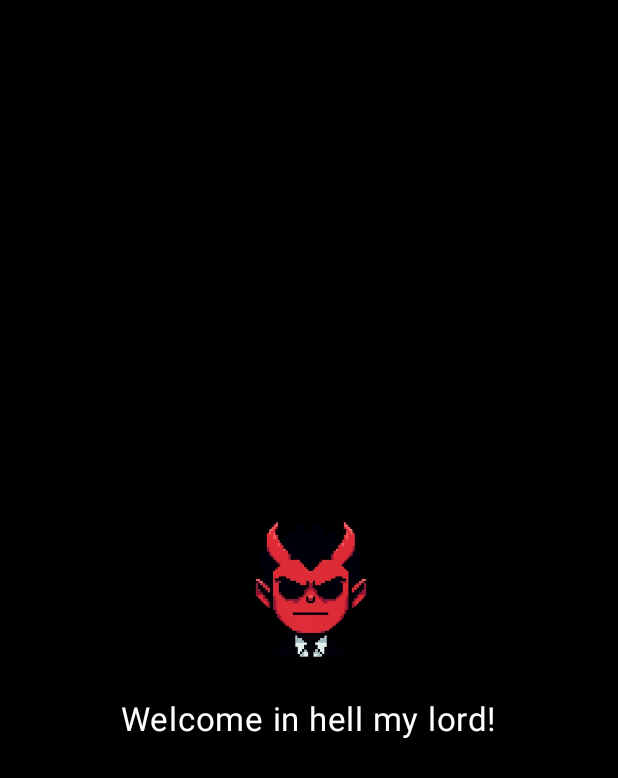
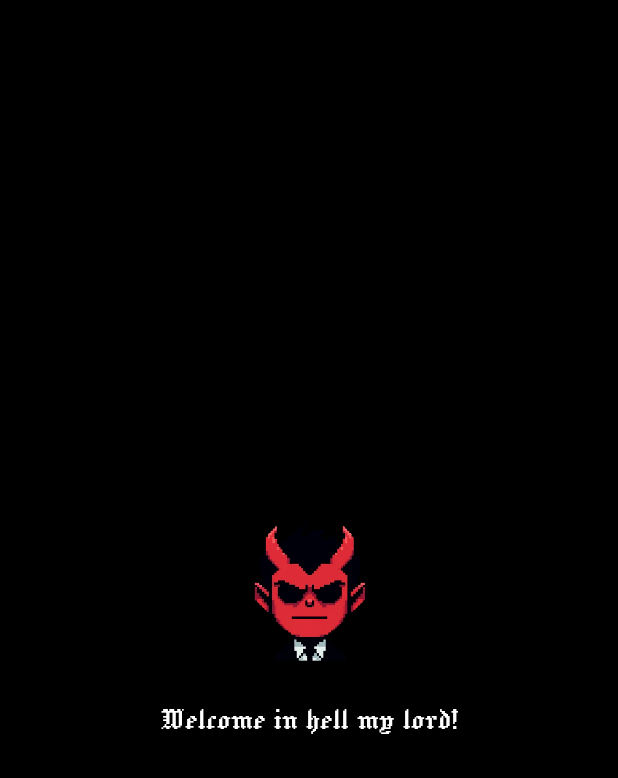
Before and after one commit to JumpingKeyCaps/ChatterRPGbox, an Android app built with Jetpack Compose: the screen it shows after launch (MainActivity), on a phone screen of 412 x 824 dp. Shown: the top 778 px of the screen. Run offline under Robolectric (Android 15) with nearby library versions, the phone set to English and light mode, and no system bars.

Commit message:
feature(ui/theme): Setup new added fonts.

```diff
--- a/app/src/main/java/com/lebaillyapp/chatterrpgbox/ui/theme/Type.kt
+++ b/app/src/main/java/com/lebaillyapp/chatterrpgbox/ui/theme/Type.kt
@@ -42,6 +42,24 @@ val pixelFont = FontFamily(
     Font(R.font.micro_regular)
 )
 
+val pixelAltFont = FontFamily(
+    Font(R.font.tiny_regular)
+)
+
+
+val medievalPixelFont = FontFamily(
+    Font(R.font.jacquard_regular)
+)
+
+
+val medievalTypography = Typography(
+    bodyLarge = TextStyle(
+        fontFamily = medievalPixelFont,
+        fontSize = 16.sp,
+        color = Color.White
+    )
+)
+
 val pixelTypography = Typography(
     bodyLarge = TextStyle(
         fontFamily = pixelFont,
@@ -49,3 +67,11 @@ val pixelTypography = Typography(
         color = Color.White
     )
 )
+
+val pixelAltTypography = Typography(
+    bodyLarge = TextStyle(
+        fontFamily = pixelAltFont,
+        fontSize = 16.sp,
+        color = Color.White
+    )
+)
```
